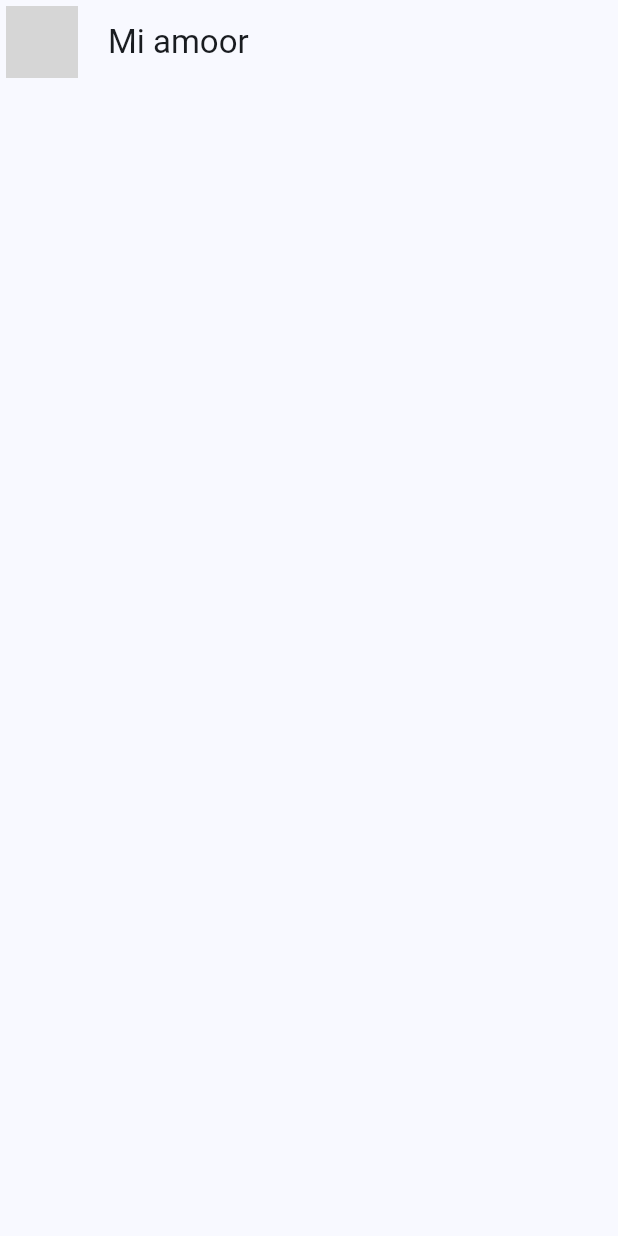
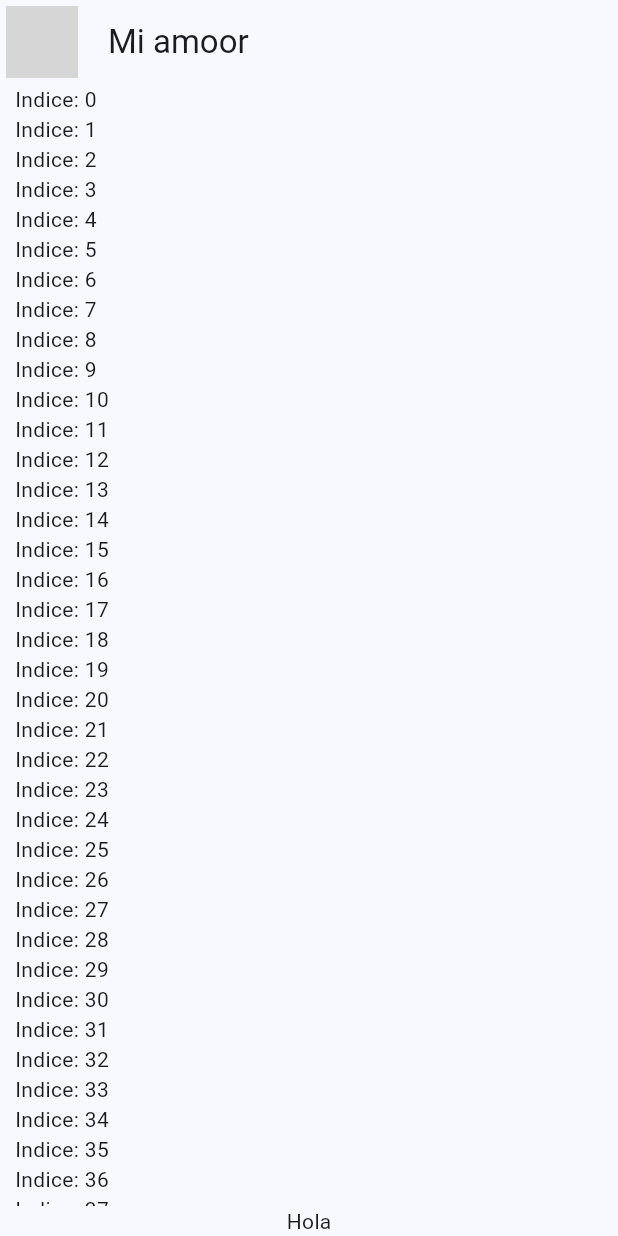
Before and after one commit to fisico-alienado/yes-no-maybe-app-flutter, a Flutter app: the screen it shows after launch, on a phone screen of 412 x 824 dp. Run offline on Flutter 3.47's test engine with Material 2 defaults, Android fonts, the phone set to English and light mode, and no system bars; grey boxes are pictures that could not be loaded.

Commit message:
ListView widget - Area de los mensajes

```diff
--- a/lib/presentation/chat/chat_screen.dart
+++ b/lib/presentation/chat/chat_screen.dart
@@ -24,6 +24,32 @@ class ChatScreen extends StatelessWidget {
         title: const Text('Mi amoor'),
         centerTitle: false,
       ),
+      body: _ChatView(),
     );
   }
 }
+
+class _ChatView extends StatelessWidget {
+
+  @override
+  Widget build(BuildContext context) {
+    return SafeArea( // WIDGET DE FLUTTER QUE PROTEGE AUTOMATICAMENTE LAS ZONAS DE ARRIBA Y ABAJO DE MOVILES CON isla dinamica o botones
+      child: Padding(
+        padding: const EdgeInsets.symmetric(horizontal: 10),
+        child: Column(
+          children: [
+            Expanded( // Expanded() es un widget que coge todo el espacio disponible que le deje el padre y el resto de widgets
+              child: ListView.builder(
+                itemCount: 100, // Con esto estamos limitando el numero maximo de item que puede mostrar/almacenar el widget ListView
+                itemBuilder: (context, index) { // index, si no se controla, genera infinitos elementos
+                  return Text('Indice: $index');
+                }
+              )
+            ),
+            Text('Hola')
+          ],
+        ),
+      ),
+    );
+  }
+}
```
